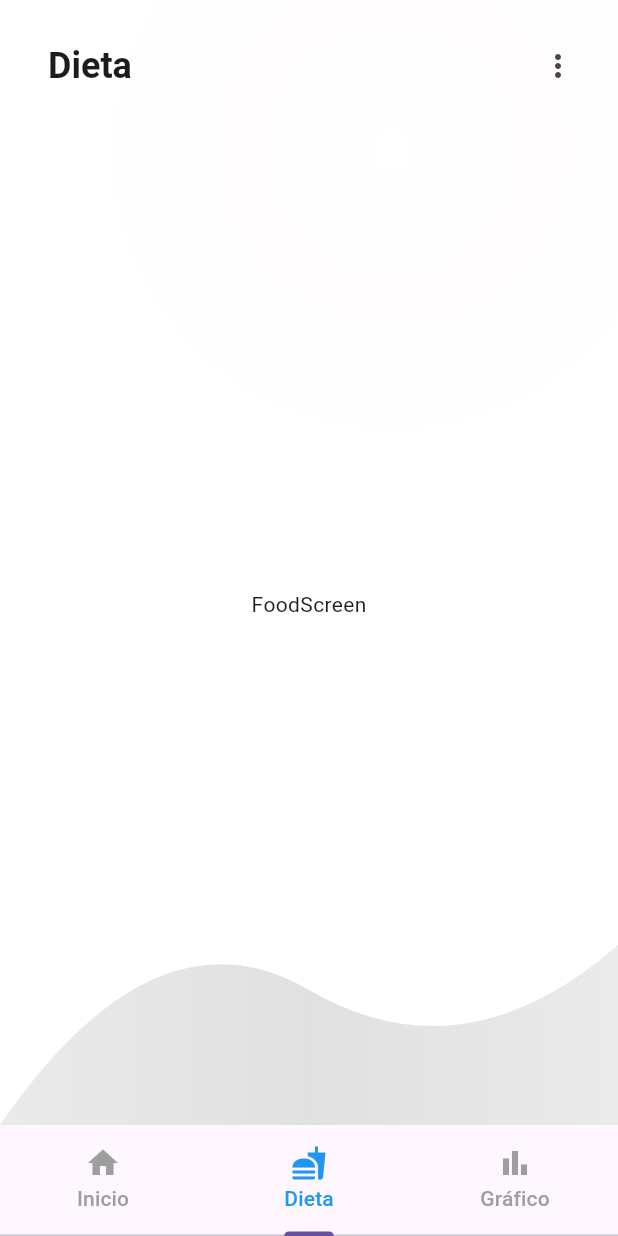
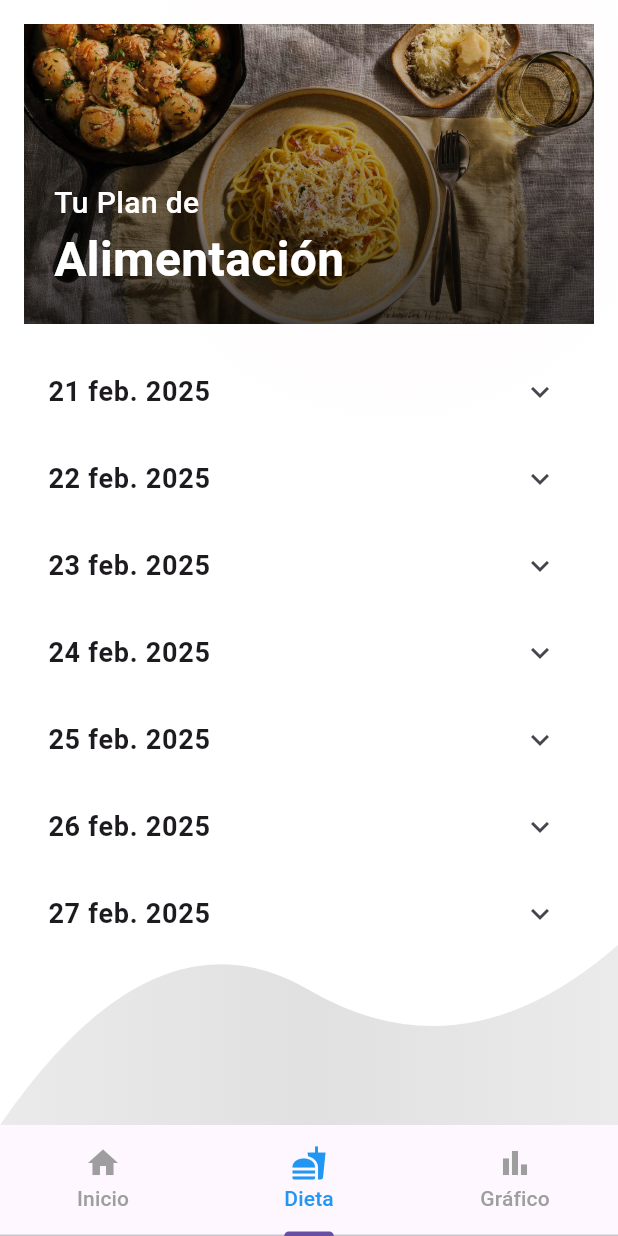
Before and after one commit to Ipeross/Examen_Moviles_Feast_Fit_IPO, a Flutter app: the MainScreen screen opened directly, item 2 of the bottom bar chosen, on a phone screen of 412 x 824 dp. Run offline on Flutter 3.47's test engine with Material 3 defaults, Android fonts, the phone set to English and light mode, and no system bars.

Commit message:
Food Screen started, first version. Image banner, and Expansion Tiles for next days. Food Screen V1

```diff
--- a/lib/screens/food_screen.dart
+++ b/lib/screens/food_screen.dart
@@ -1,18 +1,105 @@
-import 'package:feast_fit/widgets/widgets.dart';
 import 'package:flutter/material.dart';
 
 class FoodScreen extends StatelessWidget {
   const FoodScreen({super.key});
 
+  List<String> getDaysOfWeek() {
+    final now = DateTime.now();
+    return List.generate(7, (index) {
+      final day = now.add(Duration(days: index));
+      return "${day.day} ${getMonthName(day.month)} ${day.year}";
+    });
+  }
+
+  String getMonthName(int month) {
+    const monthNames = [
+      'ene.', 'feb.', 'mar.', 'abr.', 'may.', 'jun.',
+      'jul.', 'ago.', 'sept.', 'oct.', 'nov.', 'dic.'
+    ];
+    return monthNames[month - 1];
+  }
+
   @override
   Widget build(BuildContext context) {
-    return const Column(children: [
-      CustomAppBar2(title: 'Dieta'),
-      Expanded(
-        child: Center(
-          child: Text('FoodScreen'),
-        ),
+    final daysOfWeek = getDaysOfWeek();
+
+    return SafeArea(
+      child: Column(
+        children: [
+          Container(
+            width: double.infinity,
+            height: 200,
+            margin: const EdgeInsets.only(bottom: 16),
+            child: Stack(
+              fit: StackFit.expand,
+              children: [
+                Image.asset(
+                  'assets/carbonara.jpg',
+                  fit: BoxFit.cover,
+                ),
+                Container(
+                  decoration: BoxDecoration(
+                    gradient: LinearGradient(
+                      begin: Alignment.topCenter,
+                      end: Alignment.bottomCenter,
+                      colors: [
+                        Colors.black.withOpacity(0.1),
+                        Colors.black.withOpacity(0.7),
+                      ],
+                    ),
+                  ),
+                ),
+                const Positioned(
+                  left: 20,
+                  bottom: 20,
+                  child: Column(
+                    crossAxisAlignment: CrossAxisAlignment.start,
+                    children: [
+                      Text(
+                        'Tu Plan de',
+                        style: TextStyle(
+                          color: Colors.white,
+                          fontSize: 20,
+                          fontWeight: FontWeight.w500,
+                        ),
+                      ),
+                      Text(
+                        'Alimentación',
+                        style: TextStyle(
+                          color: Colors.white,
+                          fontSize: 32,
+                          fontWeight: FontWeight.bold,
+                        ),
+                      ),
+                    ],
+                  ),
+                ),
+              ],
+            ),
+          ),
+          Expanded(
+            child: ListView.builder(
+              itemCount: daysOfWeek.length,
+              itemBuilder: (context, index) {
+                return Theme(
+                  data: Theme.of(context).copyWith(
+                    dividerColor: Colors.transparent,
+                  ),
+                  child: ExpansionTile(
+                    title: Text(
+                      daysOfWeek[index],
+                      style: const TextStyle(
+                        fontSize: 18,
+                        fontWeight: FontWeight.w600,
+                      ),
+                    ),
+                  ),
+                );
+              },
+            ),
+          ),
+        ],
       ),
-    ]);
+    );
   }
 }
--- a/lib/screens/main_screen.dart
+++ b/lib/screens/main_screen.dart
@@ -8,7 +8,7 @@ class MainScreen extends StatelessWidget {
   @override
   Widget build(BuildContext context) {
     return const DefaultTabController(
-      length: 3, // Número de pestañas
+      length: 3,
       child: Scaffold(
         body: BackgroundContainer(
           child: TabBarView(
--- a/lib/widgets/background_container_widget.dart
+++ b/lib/widgets/background_container_widget.dart
@@ -22,12 +22,13 @@ class BackgroundContainer extends StatelessWidget {
       decoration: BoxDecoration(
         gradient: useGradient
             ? LinearGradient(
-                begin: Alignment.topCenter,
+                begin: Alignment.topLeft,
                 end: Alignment.bottomCenter,
                 colors: isDarkMode
                     ? [
                         const Color(0xFF1A1A1A),
                         const Color(0xFF2D2D2D),
+
                       ]
                     : [
                         const Color.fromARGB(255, 255, 255, 255),
```
Also changed, not shown: assets/carbonara.jpg (added).
